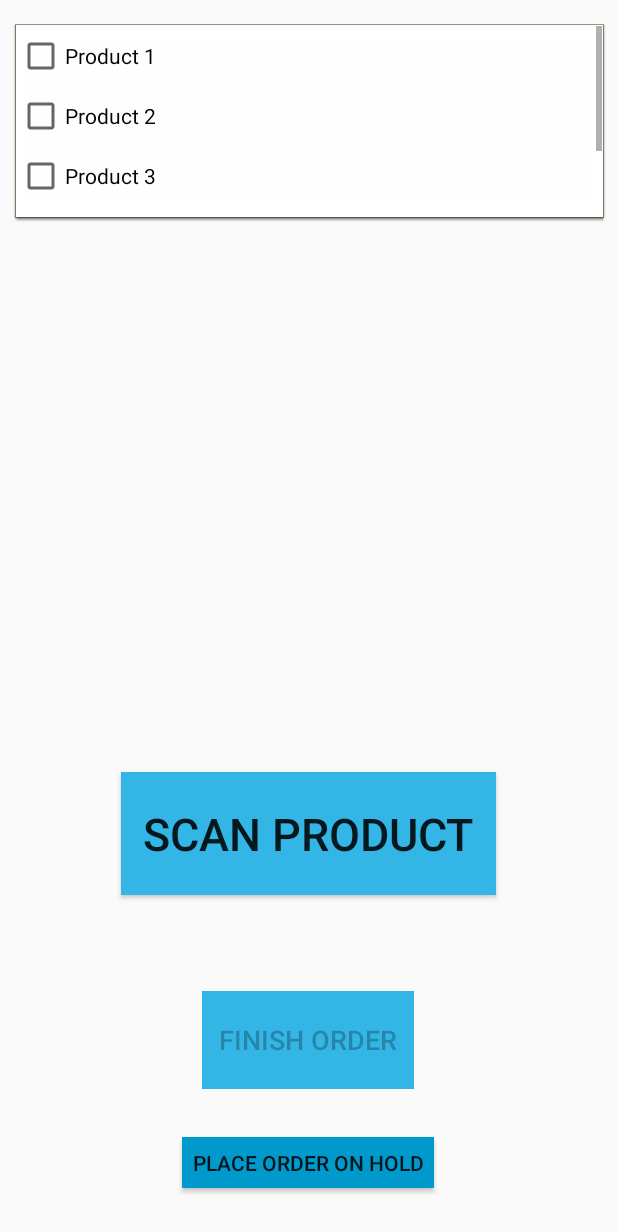
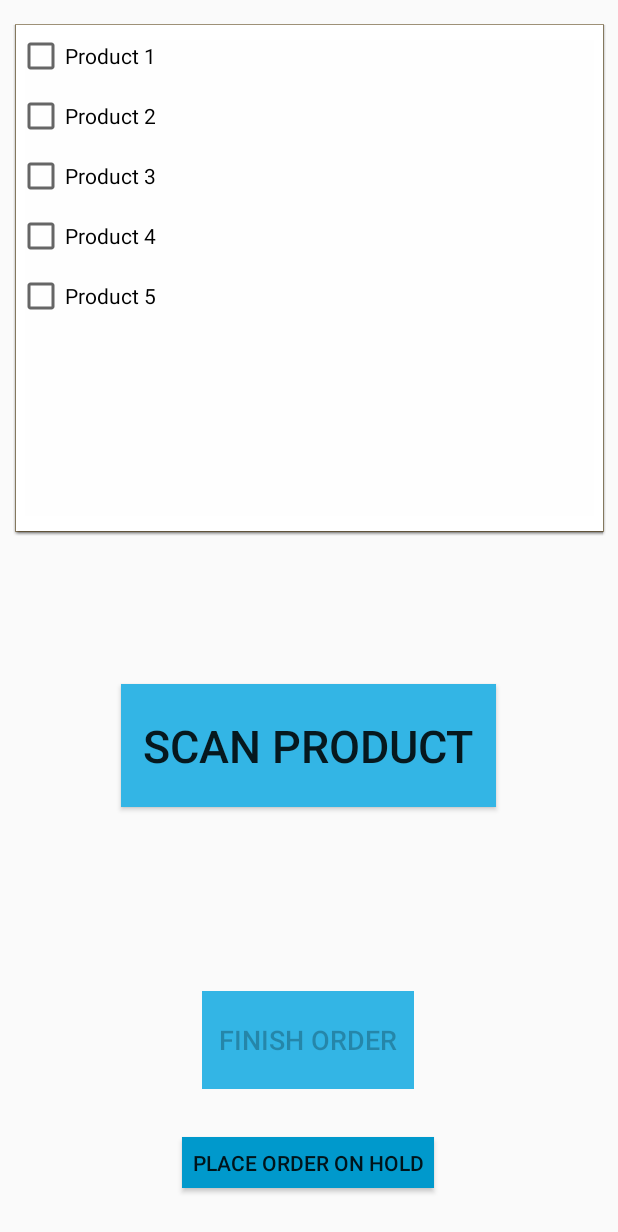
Before and after one commit to sjt5370/cmpsc488CapstoneProjectGroupBirdDog, an Android app: the Order screen opened directly, with no data from a screen before it, on a phone screen of 412 x 824 dp. Shown: the top 1232 px of the screen. Run offline under Robolectric (Android 15) with nearby library versions, the light colour scheme and no system bars.

Commit message:
Picking App

```diff
--- a/Phase4/Picking/app/build.gradle
+++ b/Phase4/Picking/app/build.gradle
@@ -4,7 +4,7 @@ android {
     compileSdkVersion 28
     defaultConfig {
         applicationId "com.birddogs.picking"
-        minSdkVersion 15
+        minSdkVersion 23
         targetSdkVersion 28
         versionCode 1
         versionName "1.0"
@@ -20,8 +20,10 @@ android {
 
 dependencies {
     implementation fileTree(dir: 'libs', include: ['*.jar'])
+    //noinspection GradleCompatible
     implementation 'com.android.support:appcompat-v7:28.0.0'
     implementation 'com.android.support.constraint:constraint-layout:1.1.3'
+    implementation 'com.google.android.gms:play-services-vision:17.0.2'
     testImplementation 'junit:junit:4.12'
     androidTestImplementation 'com.android.support.test:runner:1.0.2'
     androidTestImplementation 'com.android.support.test.espresso:espresso-core:3.0.2'
--- a/Phase4/Picking/app/src/main/AndroidManifest.xml
+++ b/Phase4/Picking/app/src/main/AndroidManifest.xml
@@ -2,6 +2,8 @@
 <manifest xmlns:android="http://schemas.android.com/apk/res/android"
     package="com.birddogs.picking">
 
+
+    <uses-permission android:name="android.permission.CAMERA" />
     <application
         android:allowBackup="true"
         android:icon="@mipmap/ic_launcher"
--- a/Phase4/Picking/app/src/main/res/layout/activity_order.xml
+++ b/Phase4/Picking/app/src/main/res/layout/activity_order.xml
@@ -38,7 +38,8 @@
         android:id="@+id/scanButton"
         android:layout_width="250dp"
         android:layout_height="82dp"
-        android:layout_marginBottom="64dp"
+        android:layout_marginTop="8dp"
+        android:layout_marginBottom="32dp"
         android:background="@android:color/holo_blue_light"
         android:onClick="openScan"
         android:text="@string/scanButton"
@@ -46,11 +47,13 @@
         app:layout_constraintBottom_toTopOf="@+id/finishOrder"
         app:layout_constraintEnd_toEndOf="parent"
         app:layout_constraintHorizontal_bias="0.498"
-        app:layout_constraintStart_toStartOf="parent" />
+        app:layout_constraintStart_toStartOf="parent"
+        app:layout_constraintTop_toBottomOf="@+id/scrollView2" />
 
     <ScrollView
+        android:id="@+id/scrollView2"
         android:layout_width="395dp"
-        android:layout_height="132dp"
+        android:layout_height="341dp"
         android:layout_marginTop="16dp"
         android:background="@android:drawable/editbox_dropdown_light_frame"
         app:layout_constraintEnd_toEndOf="parent"
@@ -59,7 +62,7 @@
 
         <LinearLayout
             android:layout_width="match_parent"
-            android:layout_height="match_parent"
+            android:layout_height="wrap_content"
             android:orientation="vertical">
 
             <CheckBox
--- a/Phase4/Picking/app/src/main/res/values/strings.xml
+++ b/Phase4/Picking/app/src/main/res/values/strings.xml
@@ -14,4 +14,5 @@
     <string name="password">********</string>
     <string name="loginButton">Login</string>
     <string name="scanButton">Scan Product</string>
+    <string name="camera_needed">Camera Needed</string>
 </resources>
```
Also changed, not shown: Phase4/Picking/app/src/main/java/com/birddogs/picking/Scan.java (+97 -0 lines), Phase4/Picking/app/src/main/res/layout/activity_scan.xml (+14 -0 lines), 3 other files.
